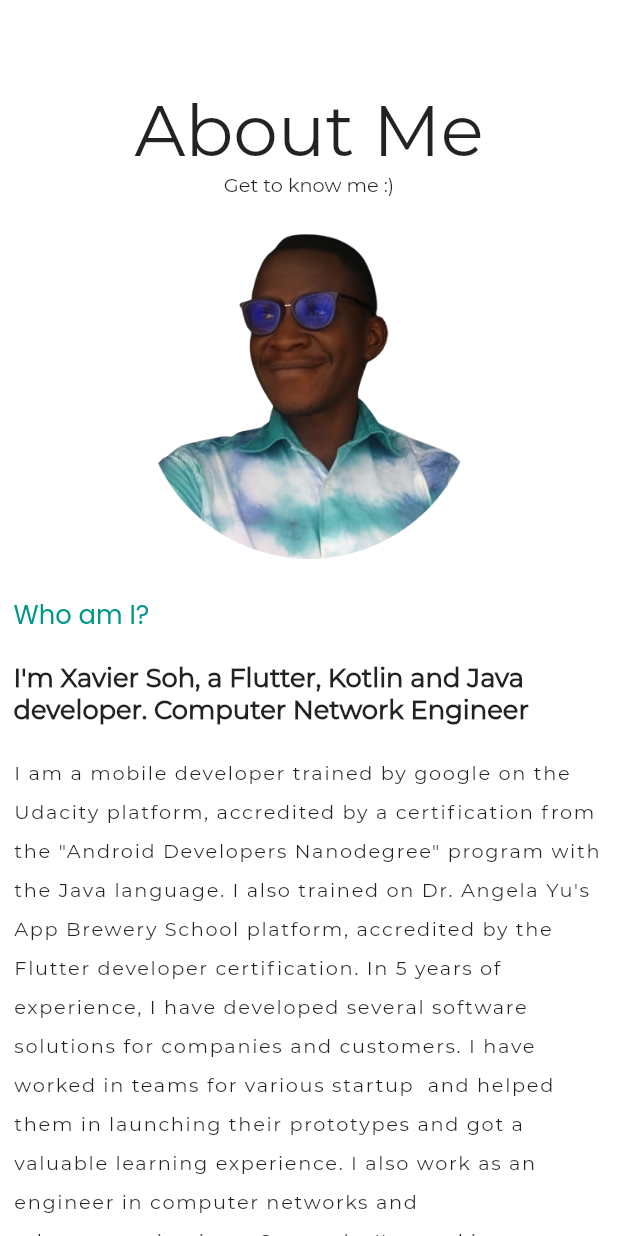
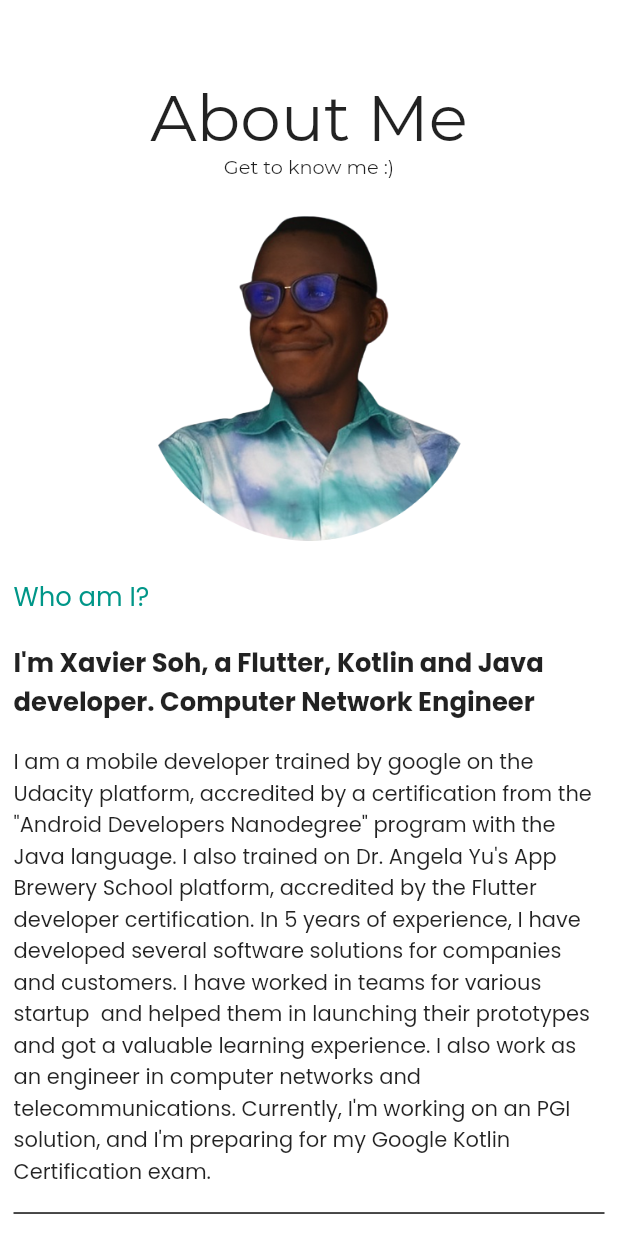
Before and after one commit to XavierSoh/skfx, a Flutter app: the AboutMobile widget shown alone on an empty page, opened directly, on a phone screen of 412 x 824 dp. Run offline on Flutter 3.47's test engine with Material 2 defaults, Android fonts, the phone set to English and light mode, and no system bars; our stand-ins replace animated_text_kit, carousel_slider, flip_card, font_awesome_flutter, shared_preferences, url_strategy; missing offline and left inert: universal_html; accounts and stored records are empty; generated files the repository leaves out were written again; network calls fail.

Commit message:
commit 4

```diff
--- a/lib/configs/app_typography.dart
+++ b/lib/configs/app_typography.dart
@@ -28,7 +28,7 @@ class AppText {
     const b = FontWeight.bold;
     const baseStyle = TextStyle(fontFamily: fontFamily);
 
-    h1 = baseStyle.copyWith(fontSize: AppDimensions.font(22));
+    h1 = baseStyle.copyWith(fontSize: AppDimensions.font(20));
     h1b = h1!.copyWith(fontWeight: b);
 
     h2 = baseStyle.copyWith(fontSize: AppDimensions.font(18));
--- a/lib/sections/about/about_mobile.dart
+++ b/lib/sections/about/about_mobile.dart
@@ -49,21 +49,12 @@ class AboutMobile extends StatelessWidget {
           Space.y1!,
           Text(
             l.aboutMeHeadline,
-            style: AppText.b2b!.copyWith(
-              fontFamily: 'Montserrat',
-            ),
+            style: AppText.b2b!,
           ),
           SizedBox(
             height: height * 0.02,
           ),
-          Text(
-            l.aboutMeDetail,
-            style: AppText.l1!.copyWith(
-              height: 2,
-              letterSpacing: 1.1,
-              fontFamily: 'Montserrat',
-            ),
-          ),
+          Text(l.aboutMeDetail),
           Space.y!,
           Divider(
             color: Colors.grey[800],
@@ -72,7 +63,7 @@ class AboutMobile extends StatelessWidget {
           Space.y!,
           Text(
             l.techIWorkedWith,
-            style: AppText.l1!.copyWith(
+            style: TextStyle(
               color: AppTheme.c!.primary,
             ),
           ),
--- a/lib/sections/contact/contact_mobile.dart
+++ b/lib/sections/contact/contact_mobile.dart
@@ -21,12 +21,12 @@ class ContactMobileTab extends StatelessWidget {
           text: l.buildTogether,
         ),
         CarouselSlider.builder(
-          itemCount: 3,
+          itemCount: 2,
           itemBuilder: (BuildContext context, int itemIndex, int i) => Padding(
             padding: const EdgeInsets.symmetric(vertical: 10.0),
             child: ProjectCard(
               projectIconData: ContactUtils.contactIcon[i],
-              projectTitle: ContactUtils.titles[i],
+              projectTitle: ContactUtils.titles(context)[i],
               projectDescription: ContactUtils.details[i],
             ),
           ),
--- a/lib/widget/custom_text_heading.dart
+++ b/lib/widget/custom_text_heading.dart
@@ -13,6 +13,7 @@ class CustomSectionHeading extends StatelessWidget {
   Widget build(BuildContext context) {
     return Text(
       text,
+      textAlign: TextAlign.center,
       style: AppText.h1!.copyWith(
         fontFamily: 'Montserrat',
       ),
@@ -29,6 +30,7 @@ class CustomSectionSubHeading extends StatelessWidget {
   Widget build(BuildContext context) {
     return Text(
       text,
+      textAlign: TextAlign.center,
       style: AppText.l1!.copyWith(
         fontFamily: 'Montserrat',
       ),
--- a/lib/widget/navbar_logo.dart
+++ b/lib/widget/navbar_logo.dart
@@ -14,7 +14,7 @@ class NavBarLogo extends StatelessWidget {
           style: AppText.b1,
         ),
         Text(
-          "Hamza",
+          "Xavier Soh",
           style: AppText.b1b!.copyWith(
             fontFamily: 'Agustina',
           ),
```
Also changed, not shown: lib/l10n/app_en.arb (+6 -2 lines), lib/l10n/app_fr.arb (+10 -10 lines), lib/sections/contact/contact_desktop.dart (+7 -4 lines), lib/sections/home/components/get_text_kit.dart (+10 -0 lines), lib/sections/home/home_mobile.dart (+12 -0 lines), lib/utils/contact_utils.dart (+9 -8 lines), assets/googleplay.png (added), 2 other files.
